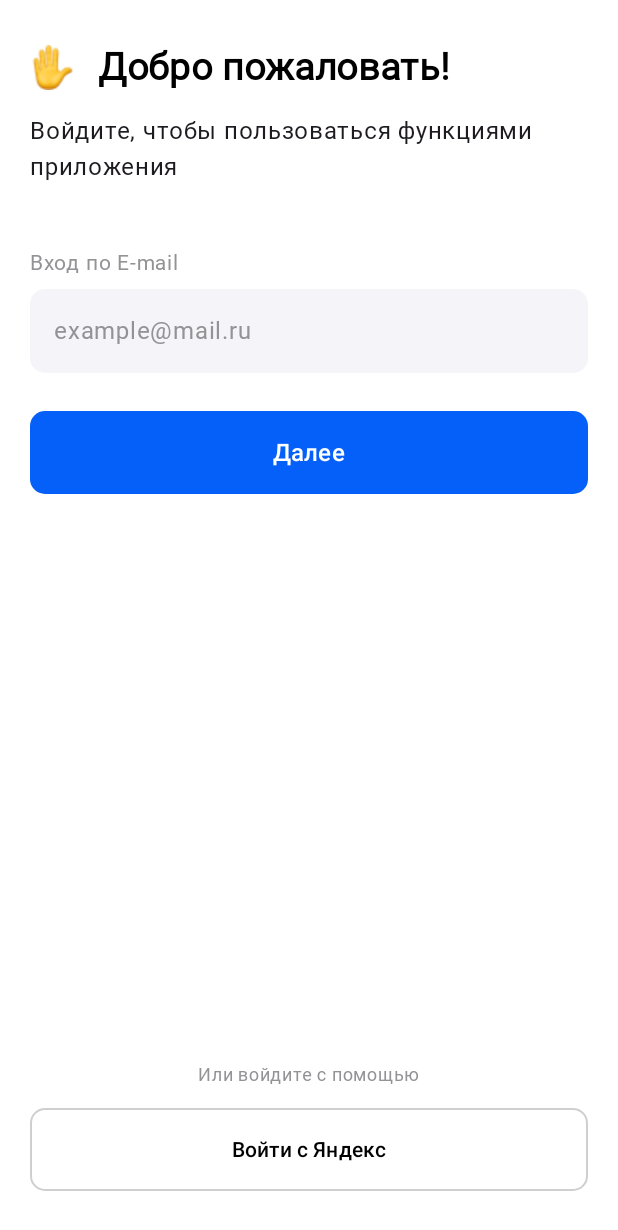
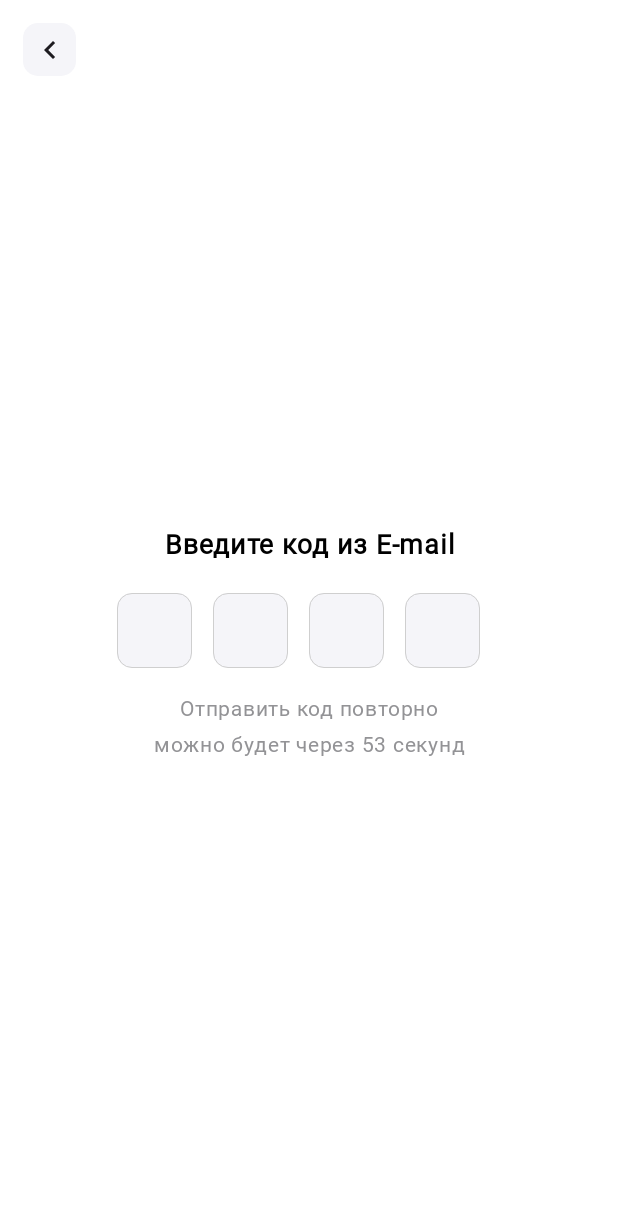
Before and after one commit to v0nd1/Medic, an Android app built with Jetpack Compose: the screen it shows after launch (MainActivity), on a phone screen of 412 x 824 dp. Shown: the top 1230 px of the screen. Run offline under Robolectric (Android 15) with nearby library versions, the phone set to English and light mode, and no system bars.

Commit message:
most change

```diff
--- a/app/build.gradle.kts
+++ b/app/build.gradle.kts
@@ -50,6 +50,7 @@ android {
 }
 
 dependencies {
+    val nav_version = "2.7.6"
 
     implementation("androidx.core:core-ktx:1.9.0")
     implementation("androidx.lifecycle:lifecycle-runtime-ktx:2.7.0")
@@ -66,4 +67,8 @@ dependencies {
     androidTestImplementation("androidx.compose.ui:ui-test-junit4")
     debugImplementation("androidx.compose.ui:ui-tooling")
     debugImplementation("androidx.compose.ui:ui-test-manifest")
+
+    // Navigation
+    implementation("androidx.navigation:navigation-compose:$nav_version")
+
 }
--- a/app/src/main/java/com/huggydugy/medic/MainActivity.kt
+++ b/app/src/main/java/com/huggydugy/medic/MainActivity.kt
@@ -9,11 +9,11 @@ import androidx.compose.material3.MaterialTheme
 import androidx.compose.material3.Surface
 import androidx.compose.ui.Modifier
 import com.huggydugy.medic.screens.AuthScreen
+import com.huggydugy.medic.screens.CodeInputScreen
 import com.huggydugy.medic.screens.OnBoardScreen
 import com.huggydugy.medic.ui.theme.MedicTheme
 
 class MainActivity : ComponentActivity() {
-    @OptIn(ExperimentalFoundationApi::class)
     override fun onCreate(savedInstanceState: Bundle?) {
         super.onCreate(savedInstanceState)
         setContent {
@@ -22,7 +22,7 @@ class MainActivity : ComponentActivity() {
                     modifier = Modifier.fillMaxSize(),
                     color = MaterialTheme.colorScheme.background
                 ) {
-                    AuthScreen()
+                    CodeInputScreen()
                 }
             }
         }
--- a/app/src/main/java/com/huggydugy/medic/screens/AuthScreen.kt
+++ b/app/src/main/java/com/huggydugy/medic/screens/AuthScreen.kt
@@ -130,7 +130,7 @@ fun AuthScreen(){
 }
 
 @Composable
-fun YandexButton(){
+private fun YandexButton(){
     Button(
         modifier = Modifier
             .fillMaxWidth()
--- /dev/null
+++ b/app/src/main/java/com/huggydugy/medic/screens/CodeInputScreen.kt
@@ -0,0 +1,188 @@
+package com.huggydugy.medic.screens
+
+import android.widget.Space
+import androidx.compose.foundation.background
+import androidx.compose.foundation.border
+import androidx.compose.foundation.clickable
+import androidx.compose.foundation.layout.Arrangement
+import androidx.compose.foundation.layout.Box
+import androidx.compose.foundation.layout.Column
+import androidx.compose.foundation.layout.Row
+import androidx.compose.foundation.layout.Spacer
+import androidx.compose.foundation.layout.fillMaxSize
+import androidx.compose.foundation.layout.fillMaxWidth
+import androidx.compose.foundation.layout.height
+import androidx.compose.foundation.layout.padding
+import androidx.compose.foundation.layout.size
+import androidx.compose.foundation.layout.width
+import androidx.compose.foundation.shape.RoundedCornerShape
+import androidx.compose.foundation.text.BasicTextField
+import androidx.compose.foundation.text.KeyboardActions
+import androidx.compose.foundation.text.KeyboardOptions
+import androidx.compose.material.icons.Icons
+import androidx.compose.material.icons.filled.KeyboardArrowLeft
+import androidx.compose.material3.Icon
+import androidx.compose.material3.MaterialTheme
+import androidx.compose.material3.Text
+import androidx.compose.runtime.Composable
+import androidx.compose.runtime.LaunchedEffect
+import androidx.compose.runtime.getValue
+import androidx.compose.runtime.mutableStateOf
+import androidx.compose.runtime.remember
+import androidx.compose.runtime.setValue
+import androidx.compose.ui.Alignment
+import androidx.compose.ui.Modifier
+import androidx.compose.ui.draw.clip
+import androidx.compose.ui.graphics.Brush
+import androidx.compose.ui.text.TextStyle
+import androidx.compose.ui.text.font.FontWeight
+import androidx.compose.ui.text.input.ImeAction
+import androidx.compose.ui.text.input.KeyboardType
+import androidx.compose.ui.text.style.TextAlign
+import androidx.compose.ui.unit.Dp
+import androidx.compose.ui.unit.dp
+import androidx.compose.ui.unit.sp
+import com.huggydugy.medic.ui.theme.Black
+import com.huggydugy.medic.ui.theme.Gray
+import com.huggydugy.medic.ui.theme.GrayLight
+import com.huggydugy.medic.ui.theme.GrayLight2
+import com.huggydugy.medic.ui.theme.Red
+import com.huggydugy.medic.ui.theme.Roboto
+import kotlinx.coroutines.delay
+
+@Composable
+fun CodeInputScreen(){
+    Column(
+        modifier = Modifier
+            .fillMaxSize()
+            .padding(15.dp),
+    ) {
+        var value by remember {
+            mutableStateOf("")
+        }
+        var second by remember {
+            mutableStateOf(60)
+        }
+        val text =
+            if (second > 0) "Отправить код повторно можно будет через $second секунд"
+            else "Отправить"
+        LaunchedEffect(second){
+            while (second > 0){
+                delay(1000)
+                second--
+            }
+        }
+        Box(
+            modifier = Modifier
+                .background(color = GrayLight2, shape = RoundedCornerShape(10.dp))
+                .size(35.dp)
+                .clip(RoundedCornerShape(10.dp))
+                .clickable {  },
+            contentAlignment = Alignment.Center
+        ){
+            Icon(imageVector = Icons.Default.KeyboardArrowLeft, contentDescription = null)
+        }
+        Column(
+            modifier = Modifier.fillMaxSize(),
+            horizontalAlignment = Alignment.CenterHorizontally,
+            verticalArrangement = Arrangement.Center
+        ) {
+            Text(
+                text = "Введите код из E-mail",
+                color = Black,
+                fontSize = 18.sp,
+                fontWeight = FontWeight.Bold,
+                textAlign = TextAlign.Center
+            )
+            Spacer(modifier = Modifier.height(20.dp))
+            CodeTextField(value = value, length = 4, onValueChange ={value = it})
+            Spacer(modifier = Modifier.height(15.dp))
+            if (second > 0){
+                Text(
+                    modifier = Modifier
+                        .padding(horizontal = 80.dp),
+                    text = text,
+                    color = Gray,
+                    fontSize = 14.sp,
+                    fontFamily = Roboto,
+                    textAlign = TextAlign.Center
+                )
+            }else{
+                Text(
+                    modifier = Modifier
+                        .padding(horizontal = 80.dp)
+                        .clickable { second = 60 },
+                    text = "Отправить код",
+                    color = Gray,
+                    fontSize = 14.sp,
+                    fontFamily = Roboto,
+                    textAlign = TextAlign.Center
+                )
+            }
+
+        }
+        }
+
+
+}
+
+@Composable
+private fun CodeTextField(
+    value: String,
+    length: Int,
+    modifier: Modifier = Modifier,
+    boxWidth: Dp = 50.dp,
+    boxHeight: Dp = 50.dp,
+    enabled: Boolean = true,
+    keyboardOptions: KeyboardOptions = KeyboardOptions(keyboardType = KeyboardType.Number),
+    keyboardActions: KeyboardActions = KeyboardActions(),
+    onValueChange: (String) -> Unit,
+) {
+    val spaceBetweenBoxes = 14.dp
+    BasicTextField(modifier = modifier,
+        value = value,
+        singleLine = true,
+        onValueChange = {
+            if (it.length <= length) {
+                onValueChange(it)
+            }
+        },
+        enabled = enabled,
+        keyboardOptions = keyboardOptions,
+        keyboardActions = keyboardActions,
+        decorationBox = {
+            Row(
+                Modifier.
+                    size(width = (boxWidth + spaceBetweenBoxes) * length, height = boxHeight),
+                horizontalArrangement = Arrangement.spacedBy(spaceBetweenBoxes),
+                verticalAlignment = Alignment.CenterVertically
+            ) {
+                repeat(length) {
+                    Box(
+                        modifier = Modifier
+                            .background(
+                                color = GrayLight2,
+                                shape = RoundedCornerShape(10.dp)
+                            )
+                            .size(boxWidth, boxHeight)
+                            .border(
+                                0.5.dp,
+                                color = GrayLight,
+                                shape = RoundedCornerShape(10.dp)
+                            ),
+
+                        contentAlignment = Alignment.Center,
+                    ) {
+                        Text(
+                            text = value.getOrNull(it)?.toString() ?: "",
+                            textAlign = TextAlign.Center,
+                            fontFamily = Roboto,
+                            fontWeight = FontWeight.Bold,
+                            fontSize = 20.sp
+                        )
+                    }
+                }
+            }
+        }
+    )
+}
```
Also changed, not shown: app/src/main/java/com/huggydugy/medic/screens/AddPasswordScreen.kt (added, +108 -0 lines), app/src/main/java/com/huggydugy/medic/screens/OnBoardScreen.kt (+26 -10 lines).
